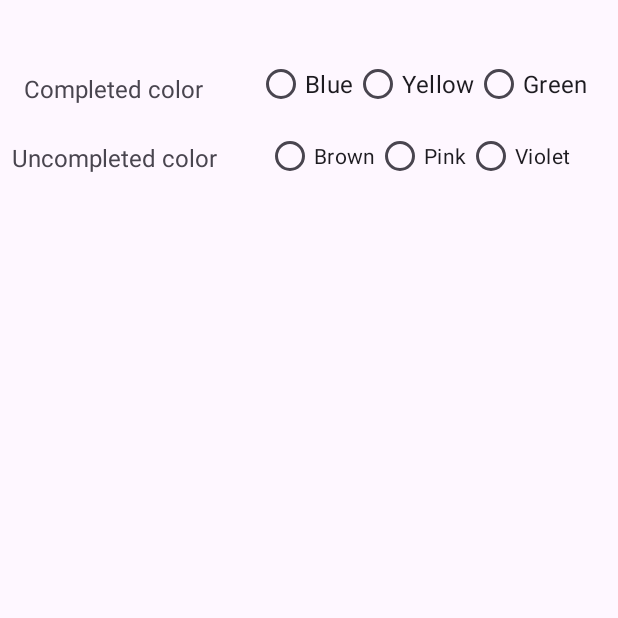
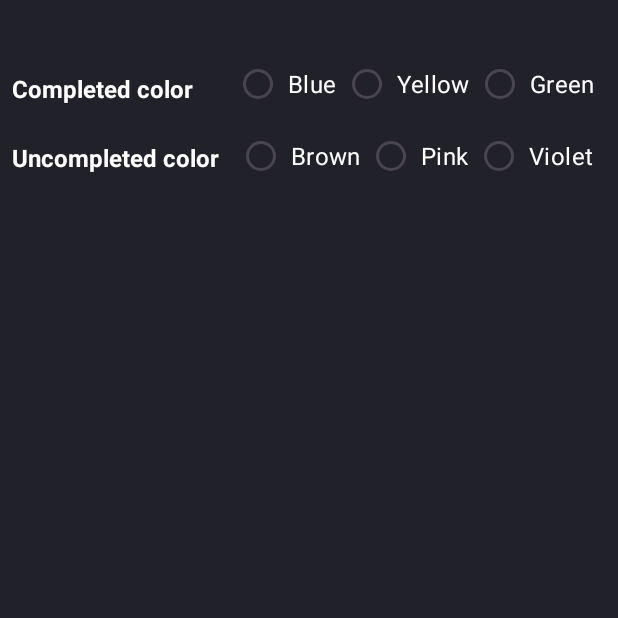
Before and after one commit to muradnajafli/To-Do-List-App, an Android app: the screen it shows after launch (SettingsActivity before the commit, MainActivity after it), after a tap on "OPEN SETTINGS", on a phone screen of 412 x 824 dp, the top half of it. Run offline under Robolectric (Android 15) with nearby library versions, the phone set to English and light mode, and no system bars; our stand-ins replace Dagger/Hilt's generated code, navigation-ui.

Commit message:
- Implemented improved UI design with updated colors. - Added divider between items in the RecyclerView for better visual separation.

```diff
--- a/app/src/main/AndroidManifest.xml
+++ b/app/src/main/AndroidManifest.xml
@@ -14,9 +14,6 @@
         android:theme="@style/Theme.ToDoListApp"
         tools:targetApi="31">
         <activity
-            android:name=".presentation.settings.SettingsActivity"
-            android:exported="false" />
-        <activity
             android:name=".MainActivity"
             android:exported="true">
             <intent-filter>
--- a/app/src/main/java/com/muradnajafli/todolistapp/MainActivity.kt
+++ b/app/src/main/java/com/muradnajafli/todolistapp/MainActivity.kt
@@ -2,6 +2,9 @@ package com.muradnajafli.todolistapp
 
 import android.os.Bundle
 import androidx.appcompat.app.AppCompatActivity
+import androidx.navigation.findNavController
+import androidx.navigation.fragment.NavHostFragment
+import androidx.navigation.ui.setupActionBarWithNavController
 import com.muradnajafli.todolistapp.databinding.ActivityMainBinding
 import dagger.hilt.android.AndroidEntryPoint
 
--- a/app/src/main/java/com/muradnajafli/todolistapp/presentation/settings/SettingsActivity.kt
+++ b/app/src/main/java/com/muradnajafli/todolistapp/presentation/settings/SettingsFragment.kt
@@ -1,24 +1,35 @@
 package com.muradnajafli.todolistapp.presentation.settings
 
 import android.os.Bundle
-import androidx.activity.viewModels
-import androidx.appcompat.app.AppCompatActivity
+import android.view.LayoutInflater
+import android.view.View
+import android.view.ViewGroup
+import androidx.fragment.app.Fragment
+import androidx.fragment.app.viewModels
 import androidx.lifecycle.lifecycleScope
 import com.muradnajafli.todolistapp.R
-import com.muradnajafli.todolistapp.databinding.ActivitySettingsBinding
+import com.muradnajafli.todolistapp.databinding.FragmentSettingsBinding
 import dagger.hilt.android.AndroidEntryPoint
 import kotlinx.coroutines.launch
 
 @AndroidEntryPoint
-class SettingsActivity : AppCompatActivity() {
+class SettingsFragment : Fragment() {
 
-    private lateinit var binding: ActivitySettingsBinding
+    private var _binding: FragmentSettingsBinding? = null
+    private val binding get() = _binding!!
     private val viewModel: SettingsViewModel by viewModels()
 
-    override fun onCreate(savedInstanceState: Bundle?) {
-        super.onCreate(savedInstanceState)
-        binding = ActivitySettingsBinding.inflate(layoutInflater)
-        setContentView(binding.root)
+    override fun onCreateView(
+        inflater: LayoutInflater,
+        container: ViewGroup?,
+        savedInstanceState: Bundle?
+    ): View {
+        _binding = FragmentSettingsBinding.inflate(inflater, container, false)
+        return binding.root
+    }
+
+    override fun onViewCreated(view: View, savedInstanceState: Bundle?) {
+        super.onViewCreated(view, savedInstanceState)
         observeViewModel()
         setupListeners()
     }
--- a/app/src/main/java/com/muradnajafli/todolistapp/presentation/task/TaskAdapter.kt
+++ b/app/src/main/java/com/muradnajafli/todolistapp/presentation/task/adapter/TaskAdapter.kt
@@ -1,4 +1,4 @@
-package com.muradnajafli.todolistapp.presentation.task
+package com.muradnajafli.todolistapp.presentation.task.adapter
 
 import android.view.ViewGroup
 import androidx.recyclerview.widget.ListAdapter
--- a/app/src/main/java/com/muradnajafli/todolistapp/presentation/task/TaskDiffUtil.kt
+++ b/app/src/main/java/com/muradnajafli/todolistapp/presentation/task/adapter/TaskDiffUtil.kt
@@ -1,4 +1,4 @@
-package com.muradnajafli.todolistapp.presentation.task
+package com.muradnajafli.todolistapp.presentation.task.adapter
 
 import androidx.recyclerview.widget.DiffUtil
 import com.muradnajafli.todolistapp.domain.model.Task
--- a/app/src/main/java/com/muradnajafli/todolistapp/presentation/task/TaskViewHolder.kt
+++ b/app/src/main/java/com/muradnajafli/todolistapp/presentation/task/adapter/TaskViewHolder.kt
@@ -1,4 +1,4 @@
-package com.muradnajafli.todolistapp.presentation.task
+package com.muradnajafli.todolistapp.presentation.task.adapter
 
 import android.view.LayoutInflater
 import android.view.ViewGroup
--- a/app/src/main/java/com/muradnajafli/todolistapp/presentation/todo/TodoFragment.kt
+++ b/app/src/main/java/com/muradnajafli/todolistapp/presentation/todo/TodoFragment.kt
@@ -11,10 +11,13 @@ import androidx.fragment.app.Fragment
 import androidx.fragment.app.viewModels
 import androidx.lifecycle.lifecycleScope
 import androidx.navigation.fragment.findNavController
+import androidx.recyclerview.widget.DividerItemDecoration
+import com.google.android.material.divider.MaterialDividerItemDecoration
 import com.muradnajafli.todolistapp.R
-import com.muradnajafli.todolistapp.presentation.settings.SettingsActivity
+import com.muradnajafli.todolistapp.presentation.settings.SettingsFragment
 import com.muradnajafli.todolistapp.domain.model.Todo
 import com.muradnajafli.todolistapp.databinding.FragmentTodoBinding
+import com.muradnajafli.todolistapp.presentation.todo.adapter.TodoAdapter
 import dagger.hilt.android.AndroidEntryPoint
 import kotlinx.coroutines.launch
 
@@ -56,11 +59,20 @@ class TodoFragment : Fragment() {
             }
         )
         binding.recyclerView.adapter = todoAdapter
+        binding.recyclerView.setHasFixedSize(true)
+        val dividerItemDecoration = MaterialDividerItemDecoration(
+            requireContext(),
+            DividerItemDecoration.VERTICAL
+        ).apply {
+            isLastItemDecorated = false
+            setDividerColorResource(requireContext(), R.color.white)
+        }
+        binding.recyclerView.addItemDecoration(dividerItemDecoration)
     }
 
     private fun setUpSettingsButton() {
         binding.settingsButton.setOnClickListener {
-            startActivity(Intent(requireContext(), SettingsActivity::class.java))
+            findNavController().navigate(R.id.action_todoFragment_to_settingsFragment)
         }
     }
 
--- a/app/src/main/java/com/muradnajafli/todolistapp/presentation/todo/TodoAdapter.kt
+++ b/app/src/main/java/com/muradnajafli/todolistapp/presentation/todo/adapter/TodoAdapter.kt
@@ -1,4 +1,4 @@
-package com.muradnajafli.todolistapp.presentation.todo
+package com.muradnajafli.todolistapp.presentation.todo.adapter
 
 import android.view.ViewGroup
 import androidx.recyclerview.widget.ListAdapter
--- a/app/src/main/java/com/muradnajafli/todolistapp/presentation/todo/TodoDiffUtil.kt
+++ b/app/src/main/java/com/muradnajafli/todolistapp/presentation/todo/adapter/TodoDiffUtil.kt
@@ -1,4 +1,4 @@
-package com.muradnajafli.todolistapp.presentation.todo
+package com.muradnajafli.todolistapp.presentation.todo.adapter
 
 import androidx.recyclerview.widget.DiffUtil
 import com.muradnajafli.todolistapp.domain.model.Todo
--- a/app/src/main/java/com/muradnajafli/todolistapp/utils/DbConstants.kt
+++ b/app/src/main/java/com/muradnajafli/todolistapp/utils/DbConstants.kt
@@ -2,7 +2,7 @@ package com.muradnajafli.todolistapp.utils
 
 object DbConstants {
     const val DATABASE_NAME = "todoapp.db"
-    const val DATABASE_VERSION = 5
+    const val DATABASE_VERSION = 1
 
     const val TODO_TABLE_NAME = "todo_table"
     const val TASK_TABLE_NAME = "task_table"
--- a/app/src/main/res/layout/activity_settings.xml
+++ b/app/src/main/res/layout/fragment_settings.xml
@@ -4,7 +4,8 @@
     xmlns:tools="http://schemas.android.com/tools"
     android:layout_width="match_parent"
     android:layout_height="match_parent"
-    tools:context=".presentation.settings.SettingsActivity">
+    android:background="@color/gunmetal_gray"
+    tools:context=".presentation.settings.SettingsFragment">
 
     <RadioGroup
         android:id="@+id/completedColorRadioGroup"
@@ -19,23 +20,29 @@
 
         <RadioButton
             android:id="@+id/blueRadioButton"
+            android:textColor="@color/white"
             android:layout_width="wrap_content"
             android:layout_height="wrap_content"
             android:text="@string/blue"
+            android:paddingHorizontal="4dp"
             android:textSize="16sp" />
 
         <RadioButton
             android:id="@+id/yellowRadioButton"
+            android:textColor="@color/white"
             android:layout_width="wrap_content"
             android:layout_height="wrap_content"
             android:text="@string/yellow"
+            android:paddingHorizontal="4dp"
             android:textSize="16sp" />
 
         <RadioButton
             android:id="@+id/greenRadioButton"
+            android:textColor="@color/white"
             android:layout_width="wrap_content"
             android:layout_height="wrap_content"
             android:text="@string/green"
+            android:paddingHorizontal="4dp"
             android:textSize="16sp" />
     </RadioGroup>
 
@@ -43,9 +50,11 @@
         android:id="@+id/completedText"
         android:layout_width="wrap_content"
         android:layout_height="wrap_content"
-        android:layout_marginStart="16dp"
+        android:layout_marginStart="8dp"
         android:layout_marginTop="48dp"
         android:text="@string/completed_color"
+        android:textStyle="bold"
+        android:textColor="@color/white"
         android:textSize="16sp"
         app:layout_constraintStart_toStartOf="parent"
         app:layout_constraintTop_toTopOf="parent" />
@@ -56,6 +65,8 @@
         android:layout_height="wrap_content"
         android:layout_marginStart="8dp"
         android:layout_marginTop="24dp"
+        android:textStyle="bold"
+        android:textColor="@color/white"
         android:text="@string/uncompleted_color"
         android:textSize="16sp"
         app:layout_constraintStart_toStartOf="parent"
@@ -72,20 +83,29 @@
 
         <RadioButton
             android:id="@+id/brownRadioButton"
+            android:textColor="@color/white"
             android:layout_width="wrap_content"
             android:layout_height="wrap_content"
+            android:textSize="16sp"
+            android:paddingHorizontal="4dp"
             android:text="@string/brown" />
 
         <RadioButton
             android:id="@+id/pinkRadioButton"
+            android:textColor="@color/white"
             android:layout_width="wrap_content"
             android:layout_height="wrap_content"
+            android:paddingHorizontal="4dp"
+            android:textSize="16sp"
             android:text="@string/pink" />
 
         <RadioButton
             android:id="@+id/violetRadioButton"
+            android:textColor="@color/white"
+            android:textSize="16sp"
             android:layout_width="wrap_content"
             android:layout_height="wrap_content"
+            android:paddingHorizontal="4dp"
             android:text="@string/violet" />
     </RadioGroup>
 </androidx.constraintlayout.widget.ConstraintLayout>
--- a/app/src/main/res/navigation/nav_graph.xml
+++ b/app/src/main/res/navigation/nav_graph.xml
@@ -25,5 +25,17 @@
         <action
             android:id="@+id/action_todoFragment_to_taskFragment"
             app:destination="@id/taskFragment" />
+        <action
+            android:id="@+id/action_todoFragment_to_settingsFragment"
+            app:destination="@id/settingsFragment" />
+    </fragment>
+    <fragment
+        android:id="@+id/settingsFragment"
+        android:name="com.muradnajafli.todolistapp.presentation.settings.SettingsFragment"
+        android:label="fragment_settings"
+        tools:layout="@layout/fragment_settings" >
+        <action
+            android:id="@+id/action_settingsFragment_to_todoFragment"
+            app:destination="@id/todoFragment" />
     </fragment>
 </navigation>
--- a/app/src/main/res/values/colors.xml
+++ b/app/src/main/res/values/colors.xml
@@ -9,4 +9,7 @@
     <color name="pink">#FFC0CB</color>
     <color name="violet">#EE82EE</color>
 
+    <color name="gunmetal_gray">#212129</color>
+    <color name="stale_gray">#4C5265</color>"
+    <color name="midnight_blue">#323949</color>
 </resources>
--- a/app/src/main/res/values/strings.xml
+++ b/app/src/main/res/values/strings.xml
@@ -1,15 +1,13 @@
 <resources>
     <string name="app_name">ToDo List App</string>
     <string name="add_item">Add item</string>
-    <string name="list_options">list_options</string>
-    <!-- TODO: Remove or change this placeholder text -->
-    <string name="hello_blank_fragment">Hello blank fragment</string>
+    <string name="todo_options">todo_options</string>
     <string name="open_settings">OPEN SETTINGS</string>
     <string name="delete">Delete</string>
     <string name="edit">Edit</string>
     <string name="cancel">Cancel</string>
     <string name="update_todo_task">Update ToDo Task</string>
-    <string name="update">UPDATE</string>
+    <string name="update">Update</string>
     <string name="delete_todo_task">Delete ToDo Task</string>
     <string name="add">ADD</string>
     <string name="add_todo_item">Add ToDo Item</string>
```
Also changed, not shown: app/src/main/java/com/muradnajafli/todolistapp/presentation/task/TaskFragment.kt (+13 -3 lines), app/src/main/java/com/muradnajafli/todolistapp/presentation/todo/adapter/TodoViewHolder.kt (renamed from app/src/main/java/com/muradnajafli/todolistapp/presentation/todo/TodoViewHolder.kt, +7 -6 lines), app/src/main/res/layout/fragment_task.xml (+5 -2 lines), app/src/main/res/layout/fragment_todo.xml (+6 -4 lines), app/src/main/res/layout/item_task.xml (+10 -7 lines), app/src/main/res/layout/item_todo.xml (+10 -11 lines).
